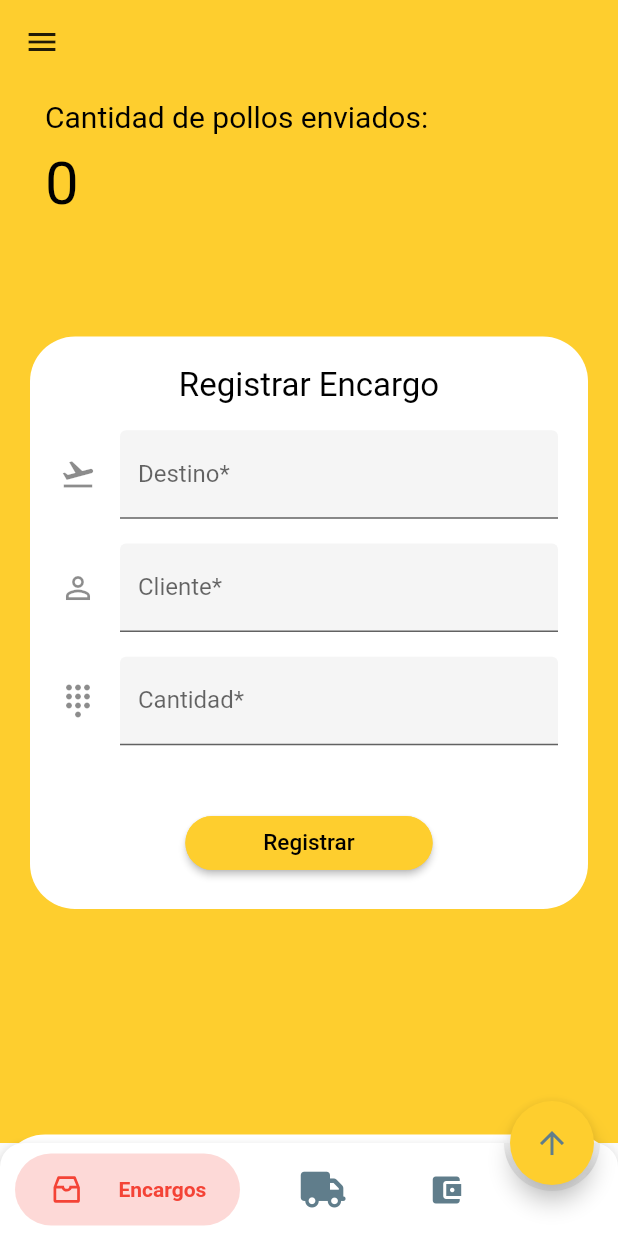
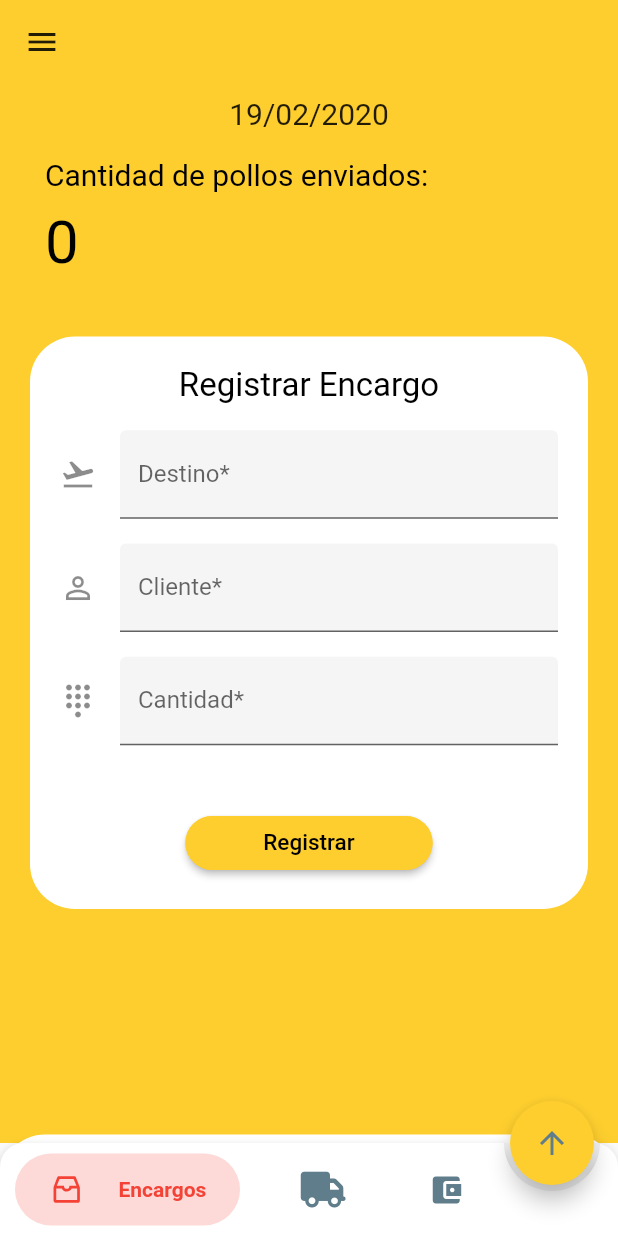
Before and after one commit to OlsonII/chicken_app, a Flutter app: the screen it shows after launch, after a tap on the "add" icon, on a phone screen of 412 x 824 dp. Run offline on Flutter 3.47's test engine with Material 2 defaults, Android fonts, the phone set to English and light mode, and no system bars; drawn by our look-alikes of bubble_bottom_bar; our stand-ins replace awesome_dialog, equatable, firebase_database, flutter_icons, flutter_slidable; missing offline and left inert: flutter_statusbarcolor; accounts and stored records are empty.

Commit message:
Control de fechas
- Se permite obtener los encargos por fecha seleccionando la fecha deseada en el selector de fecha.
- Se añade una clase de utilidad para que mantenga la fecha seleccionada por el usuario.

```diff
--- a/lib/src/bloc/charge_bloc.dart
+++ b/lib/src/bloc/charge_bloc.dart
@@ -4,10 +4,12 @@ import 'package:chicken_app/src/bloc/charge_event.dart';
 import 'package:chicken_app/src/bloc/charge_state.dart';
 import 'package:chicken_app/src/providers/charge_provider.dart';
 import 'package:chicken_app/src/providers/charge_provider_firebase.dart';
+import 'package:chicken_app/src/utils/globals_variables.dart';
+import 'package:intl/intl.dart';
 
 class ChargeBloc{
 
-  final _chargeProvider = ChargeProvider();
+  //final _chargeProvider = ChargeProvider();
   final _chargeProviderFirebase = ChargeProviderFirebase();
 
   StreamController<ChargeEvent> _chargeInput = StreamController();
@@ -30,11 +32,11 @@ class ChargeBloc{
     if(event is AddCharge){
       //_chargeOutput.add(ChargesLoading());
       await _chargeProviderFirebase.addCharge(event.charge);
-      _chargeOutput.add(ChargesLoaded(charges: await _chargeProviderFirebase.getCharges()));
+      _chargeOutput.add(ChargesLoaded(charges: await _chargeProviderFirebase.getChargesByDate(_formatDate(globalsVariables.dateSelected))));
 
     }else if(event is GetCharges){
       //_chargeOutput.add(ChargesLoading());
-      _chargeOutput.add(ChargesLoaded(charges: await _chargeProviderFirebase.getCharges()));
+      _chargeOutput.add(ChargesLoaded(charges: await _chargeProviderFirebase.getChargesByDate(_formatDate(globalsVariables.dateSelected))));
     }else if(event is GetChargesByDate){
       //_chargeOutput.add(ChargesLoading());
       _chargeOutput.add(ChargesLoaded(charges: await _chargeProviderFirebase.getChargesByDate(event.date)));
@@ -44,17 +46,21 @@ class ChargeBloc{
     }else if(event is EditChargeState) {
       //_chargeOutput.add(ChargesLoading());
       await _chargeProviderFirebase.editCharge(event.charge);
-      _chargeOutput.add(ChargesLoaded(charges: await _chargeProviderFirebase.getCharges()));
+      _chargeOutput.add(ChargesLoaded(charges: await _chargeProviderFirebase.getChargesByDate(_formatDate(globalsVariables.dateSelected))));
     }else if(event is AddDriverToCharge){
       //_chargeOutput.add(ChargesLoading());
       await _chargeProviderFirebase.editCharge(event.charge);
-      _chargeOutput.add(ChargesLoaded(charges: await _chargeProviderFirebase.getCharges()));
+      _chargeOutput.add(ChargesLoaded(charges: await _chargeProviderFirebase.getChargesByDate(_formatDate(globalsVariables.dateSelected))));
     }else if(event is DeleteCharge){
       //_chargeOutput.add(ChargesLoading());
       await _chargeProviderFirebase.editCharge(event.charge);
-      _chargeOutput.add(ChargesLoaded(charges: await _chargeProviderFirebase.getCharges()));
+      _chargeOutput.add(ChargesLoaded(charges: await _chargeProviderFirebase.getChargesByDate(_formatDate(globalsVariables.dateSelected))));
     }
 
+  }
+
+  _formatDate(DateTime date){
+    return  DateFormat('dd/MM/yyyy').format(date).toString();
   }
 
 }
--- a/lib/src/pages/driver_profile_page.dart
+++ b/lib/src/pages/driver_profile_page.dart
@@ -34,7 +34,6 @@ class DriverProfilePage extends StatelessWidget {
     }else{
       driverId = driverArguments['driverId'];
     }
-    //TODO: Optimizar estos metodos
 
     return StreamBuilder(
       stream: driverBloc.driverStream,
--- a/lib/src/pages/home_page.dart
+++ b/lib/src/pages/home_page.dart
@@ -8,6 +8,7 @@ import 'package:chicken_app/src/models/charge_model.dart';
 import 'package:chicken_app/src/pages/charges_page.dart';
 import 'package:chicken_app/src/pages/drivers_page.dart';
 import 'package:chicken_app/src/utils/globals_keys.dart';
+import 'package:chicken_app/src/utils/globals_variables.dart';
 import 'package:chicken_app/src/utils/register_charge_form.dart';
 import 'package:chicken_app/src/utils/register_driver_form.dart';
 import 'package:chicken_app/src/utils/register_due_form.dart';
@@ -28,6 +29,7 @@ class _HomePageState extends State<HomePage> {
   double _screenWidth = 0.0;
   double _screenHeight = 0.0;
   int chickensSends = 0;
+  DateTime dateSelected = DateTime.now();
 
   final todayDate = DateFormat('dd/MM/yyyy').format(DateTime.now()).toString();
   final yesterdayDate = DateFormat('dd/MM/yyyy').format(DateTime.now().add(Duration(days: -1))).toString();
@@ -158,6 +160,7 @@ class _HomePageState extends State<HomePage> {
             child: Column(
               crossAxisAlignment: CrossAxisAlignment.start,
               children: <Widget>[
+                _buildDateTimePicker(),
                 Padding(
                   padding: const EdgeInsets.only(top: 10, left: 30),
                   child: Text('Cantidad de pollos enviados:', style: TextStyle(color: Colors.black, fontSize: 20),),
@@ -220,4 +223,35 @@ class _HomePageState extends State<HomePage> {
       _selectedIndex = index;
     });
   }
+
+  _buildDateTimePicker() {
+    return GestureDetector(
+      child: Center(
+        child: Container(
+          padding: EdgeInsets.symmetric(vertical: 8.0),
+          child: Text('${_formatDate(dateSelected)}', style: TextStyle(fontSize: 20.0),),
+        ),
+      ),
+      onTap: (){
+        showDatePicker(
+            context: globalsKeys.scaffoldKey.currentContext,
+            initialDate: DateTime.now(),
+            firstDate: DateTime(DateTime.now().year - 3),
+            lastDate: DateTime(DateTime.now().year + 1)
+        ).then((date){
+          if(date != null){
+            setState(() {
+              chargeBloc.sendChargeEvent.add(GetChargesByDate(date: _formatDate(date)));
+              globalsVariables.dateSelected = date;
+              dateSelected = date;
+            });
+          }
+        });
+      },
+    );
+  }
+
+  _formatDate(DateTime date){
+    return  DateFormat('dd/MM/yyyy').format(date).toString();
+  }
 }
--- /dev/null
+++ b/lib/src/utils/globals_variables.dart
@@ -0,0 +1,18 @@
+
+
+class GlobalsVariables {
+
+  DateTime _dateSelected;
+
+  GlobalsVariables() {
+    _dateSelected = DateTime.now();
+  }
+
+  DateTime get dateSelected => _dateSelected;
+
+  set dateSelected (DateTime date){
+    _dateSelected = date;
+  }
+}
+
+GlobalsVariables globalsVariables = new GlobalsVariables();
```
